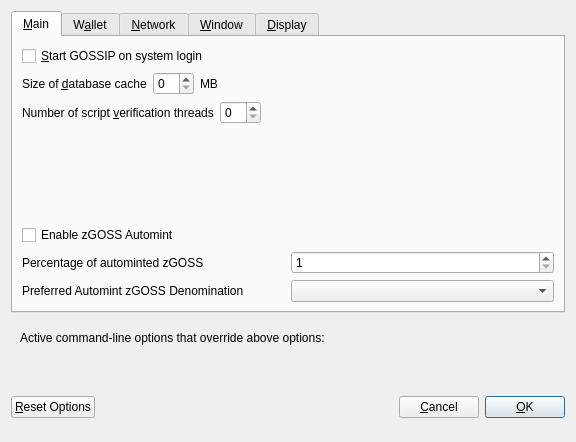
First picture: the form in src/qt/forms/optionsdialog.ui, repository vircle/gossip, before the edit.
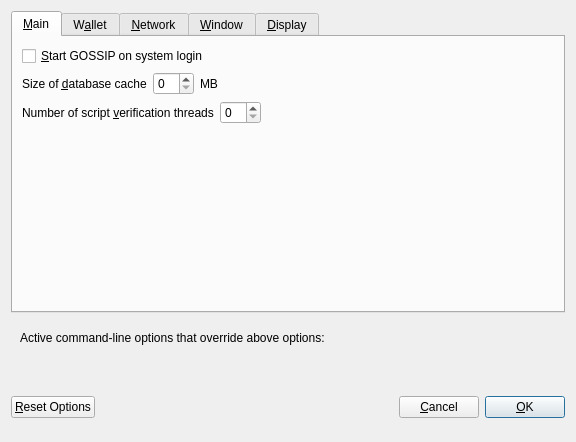
Second picture: the form after the edit. The open tabs and pages were chosen to show the change. Custom widgets are drawn as their Qt base class.

The edit to the form file:
```diff
--- a/src/qt/forms/optionsdialog.ui
+++ b/src/qt/forms/optionsdialog.ui
@@ -130,85 +130,6 @@
          </property>
         </spacer>
        </item>
-       <item>
-        <widget class="QCheckBox" name="checkBoxZeromintEnable">
-         <property name="toolTip">
-          <string>Enable automatic minting of GOSSIP units to zGOSS</string>
-         </property>
-         <property name="layoutDirection">
-          <enum>Qt::LeftToRight</enum>
-         </property>
-         <property name="text">
-          <string>Enable zGOSS Automint</string>
-         </property>
-        </widget>
-       </item>
-       <item>
-        <layout class="QHBoxLayout" name="horizontalLayout_3">
-         <item>
-          <widget class="QLabel" name="percentage_label">
-           <property name="toolTip">
-            <string>Percentage of incoming GOSS which get automatically converted to zGOSS via Zerocoin Protocol (min: 10%)</string>
-           </property>
-           <property name="text">
-            <string>Percentage of autominted zGOSS</string>
-           </property>
-          </widget>
-         </item>
-         <item>
-          <widget class="QSpinBox" name="zeromintPercentage">
-           <property name="minimum">
-            <number>1</number>
-           </property>
-           <property name="maximum">
-            <number>100</number>
-           </property>
-          </widget>
-         </item>
-        </layout>
-       </item>
-       <item>
-        <layout class="QHBoxLayout" name="horizontalLayout" stretch="0,0">
-         <property name="sizeConstraint">
-          <enum>QLayout::SetFixedSize</enum>
-         </property>
-         <item>
-          <widget class="QLabel" name="labelPreferredDenom">
-           <property name="maximumSize">
-            <size>
-             <width>16777215</width>
-             <height>16777215</height>
-            </size>
-           </property>
-           <property name="toolTip">
-            <string>Wait with automatic conversion to Zerocoin until enough GOSS for this denomination is available</string>
-           </property>
-           <property name="text">
-            <string>Preferred Automint zGOSS Denomination</string>
-           </property>
-          </widget>
-         </item>
-         <item>
-          <widget class="QComboBox" name="preferredDenom">
-           <property name="maximumSize">
-            <size>
-             <width>16777215</width>
-             <height>27</height>
-            </size>
-           </property>
-           <property name="toolTip">
-            <string>Wait with automatic conversion to Zerocoin until enough GOSS for this denomination is available</string>
-           </property>
-           <property name="maxVisibleItems">
-            <number>9</number>
-           </property>
-           <property name="maxCount">
-            <number>9</number>
-           </property>
-          </widget>
-         </item>
-        </layout>
-       </item>
       </layout>
      </widget>
      <widget class="QWidget" name="tabWallet">
```
Left out of the diff: 53 changed lines with no effect on the pictures.
